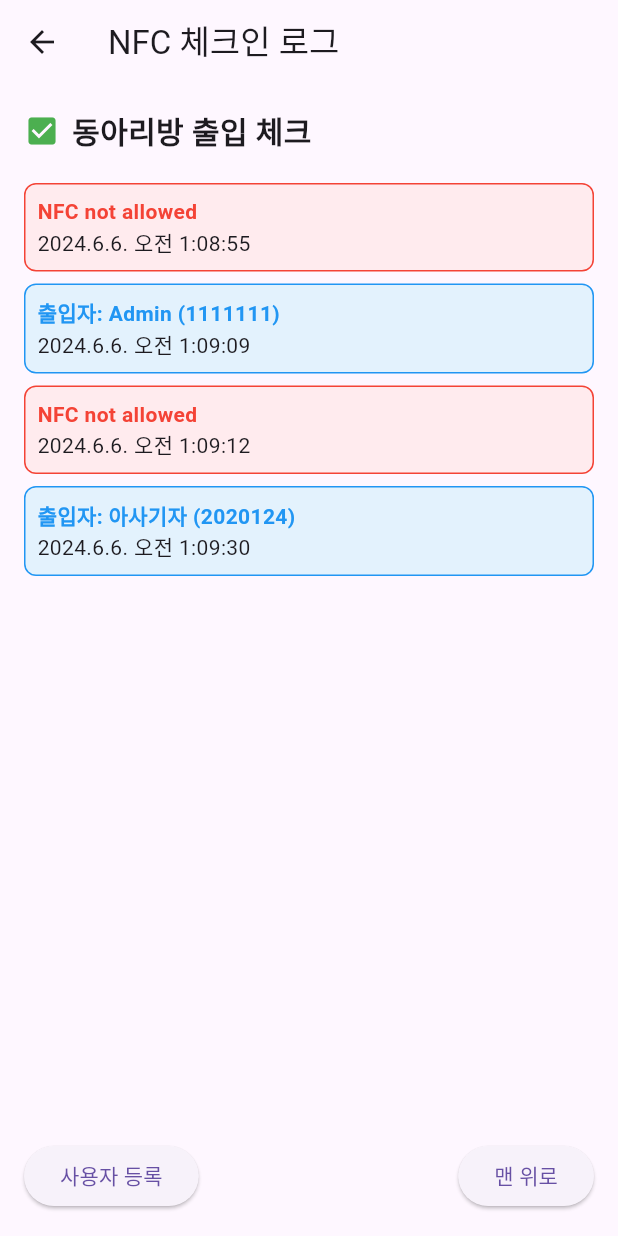
After one commit to ldh6434/ideatone, a Flutter app: the NfcCheckinLogScreen screen opened by its route, on a phone screen of 412 x 824 dp. The commit adds this screen. Run offline on Flutter 3.47's test engine with Material 3 defaults, Android fonts, the phone set to English and light mode, and no system bars; our stand-ins replace shared_preferences; accounts and stored records are empty.

Commit message:
ãadd nfc_check_in

```diff
--- a/lib/main.dart
+++ b/lib/main.dart
@@ -5,6 +5,7 @@ import 'screens/club_list_screen.dart';
 import 'screens/friend_add_screen.dart';
 import 'screens/profile_form_screen.dart';
 import 'screens/selection_screen.dart';
+import 'screens/nfc_check_in_log_screen.dart';
 
 void main() {
   runApp(MyApp());
@@ -26,6 +27,7 @@ class MyApp extends StatelessWidget {
         '/club_list': (context) => ClubListScreen(),
         '/friend_add': (context) => FriendAddScreen(),
         '/profile_form': (context) => ProfileFormScreen(),
+        '/nfc_check_in_log': (context) => NfcCheckinLogScreen(),
       },
     );
   }
--- a/lib/screens/club_list_screen.dart
+++ b/lib/screens/club_list_screen.dart
@@ -36,12 +36,24 @@ class ClubListScreen extends StatelessWidget {
           Expanded(
             child: ListView(
               children: [
-                ClubItem(emoji: '🦁', name: '사자 동아리', reviews: '★★★★★ / 후기 200개'),
-                ClubItem(emoji: '🐱', name: '고양이 동아리', reviews: '★★★★☆ / 후기 180개'),
-                ClubItem(emoji: '🐻', name: '두산 동아리', reviews: '★★★★★ / 후기 300개'),
-                ClubItem(emoji: '👯', name: '쌍둥이 동아리', reviews: '★★★☆☆ / 후기 100개'),
-                ClubItem(emoji: '🐯', name: '호랑이 동아리', reviews: '★★★★☆ / 후기 150개'),
-                ClubItem(emoji: '💩', name: '똥 덩어리', reviews: '★★☆☆☆ / 후기 35개'),
+                ClubItem(emoji: '🦁', name: '사자 동아리', reviews: '★★★★★ / 후기 200개', onTap: () {
+                  Navigator.pushNamed(context, '/nfc_check_in_log');
+                }),
+                ClubItem(emoji: '🐱', name: '고양이 동아리', reviews: '★★★★☆ / 후기 180개', onTap: () {
+                  Navigator.pushNamed(context, '/nfc_check_in_log');
+                }),
+                ClubItem(emoji: '🐻', name: '두산 동아리', reviews: '★★★★★ / 후기 300개', onTap: () {
+                  Navigator.pushNamed(context, '/nfc_check_in_log');
+                }),
+                ClubItem(emoji: '👯', name: '쌍둥이 동아리', reviews: '★★★☆☆ / 후기 100개', onTap: () {
+                  Navigator.pushNamed(context, '/nfc_check_in_log');
+                }),
+                ClubItem(emoji: '🐯', name: '호랑이 동아리', reviews: '★★★★☆ / 후기 150개', onTap: () {
+                  Navigator.pushNamed(context, '/nfc_check_in_log');
+                }),
+                ClubItem(emoji: '💩', name: '똥 덩어리', reviews: '★★☆☆☆ / 후기 35개', onTap: () {
+                  Navigator.pushNamed(context, '/nfc_check_in_log');
+                }),
               ],
             ),
           ),
@@ -71,7 +83,6 @@ class ClubListScreen extends StatelessWidget {
           }
         },
       ),
-
     );
   }
 }
@@ -80,8 +91,9 @@ class ClubItem extends StatelessWidget {
   final String emoji;
   final String name;
   final String reviews;
+  final VoidCallback onTap;
 
-  ClubItem({required this.emoji, required this.name, required this.reviews});
+  ClubItem({required this.emoji, required this.name, required this.reviews, required this.onTap});
 
   @override
   Widget build(BuildContext context) {
@@ -89,6 +101,7 @@ class ClubItem extends StatelessWidget {
       leading: Text(emoji, style: TextStyle(fontSize: 24)),
       title: Text(name),
       subtitle: Text(reviews),
+      onTap: onTap,
     );
   }
 }
--- /dev/null
+++ b/lib/screens/nfc_check_in_log_screen.dart
@@ -0,0 +1,81 @@
+import 'package:flutter/material.dart';
+
+class NfcCheckinLogScreen extends StatelessWidget {
+  final List<Map<String, String>> logs = [
+    {'type': 'error', 'message': 'NFC not allowed', 'timestamp': '2024.6.6. 오전 1:08:55'},
+    {'type': 'success', 'message': '출입자: Admin (1111111)', 'timestamp': '2024.6.6. 오전 1:09:09'},
+    {'type': 'error', 'message': 'NFC not allowed', 'timestamp': '2024.6.6. 오전 1:09:12'},
+    {'type': 'success', 'message': '출입자: 아사기자 (2020124)', 'timestamp': '2024.6.6. 오전 1:09:30'},
+  ];
+
+  @override
+  Widget build(BuildContext context) {
+    return Scaffold(
+      appBar: AppBar(
+        title: Text('NFC 체크인 로그'),
+      ),
+      body: Padding(
+        padding: const EdgeInsets.all(16.0),
+        child: Column(
+          children: [
+            Row(
+              children: [
+                Icon(Icons.check_box, color: Colors.green),
+                SizedBox(width: 8),
+                Text('동아리방 출입 체크', style: TextStyle(fontSize: 20, fontWeight: FontWeight.bold)),
+              ],
+            ),
+            SizedBox(height: 16),
+            Expanded(
+              child: ListView.builder(
+                itemCount: logs.length,
+                itemBuilder: (context, index) {
+                  final log = logs[index];
+                  return Padding(
+                    padding: const EdgeInsets.symmetric(vertical: 4.0),
+                    child: Container(
+                      padding: const EdgeInsets.all(8.0),
+                      decoration: BoxDecoration(
+                        color: log['type'] == 'error' ? Colors.red[50] : Colors.blue[50],
+                        border: Border.all(
+                          color: log['type'] == 'error' ? Colors.red : Colors.blue,
+                        ),
+                        borderRadius: BorderRadius.circular(8.0),
+                      ),
+                      child: Column(
+                        crossAxisAlignment: CrossAxisAlignment.start,
+                        children: [
+                          Text(
+                            log['message']!,
+                            style: TextStyle(
+                              color: log['type'] == 'error' ? Colors.red : Colors.blue,
+                              fontWeight: FontWeight.bold,
+                            ),
+                          ),
+                          Text(log['timestamp']!),
+                        ],
+                      ),
+                    ),
+                  );
+                },
+              ),
+            ),
+            Row(
+              mainAxisAlignment: MainAxisAlignment.spaceBetween,
+              children: [
+                ElevatedButton(
+                  onPressed: () {},
+                  child: Text('사용자 등록'),
+                ),
+                ElevatedButton(
+                  onPressed: () {},
+                  child: Text('맨 위로'),
+                ),
+              ],
+            ),
+          ],
+        ),
+      ),
+    );
+  }
+}
```
Also changed, not shown: 3 other files.
